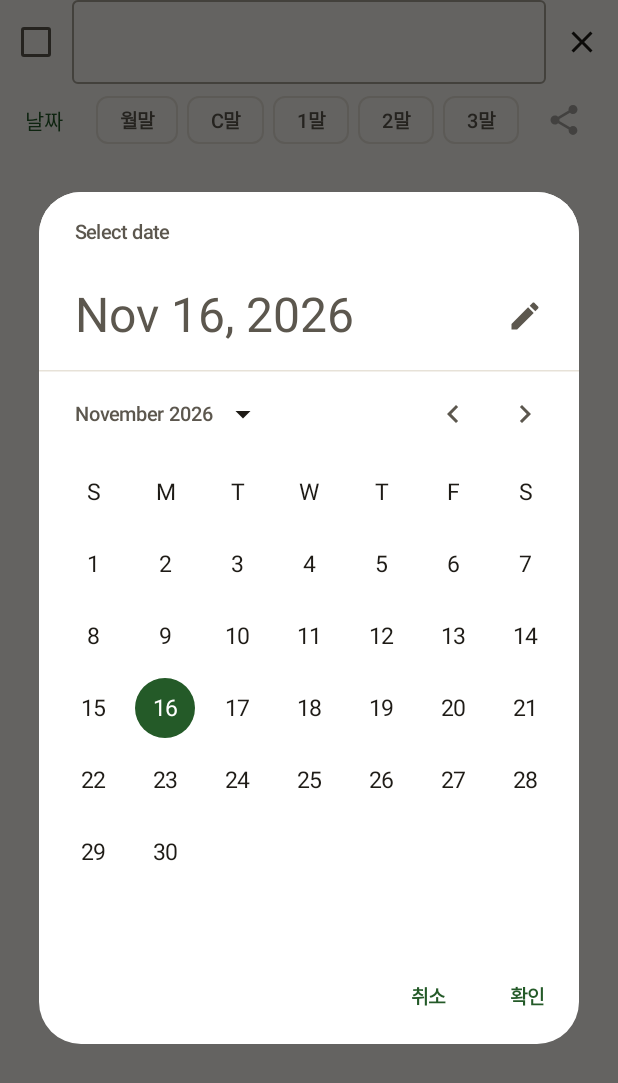
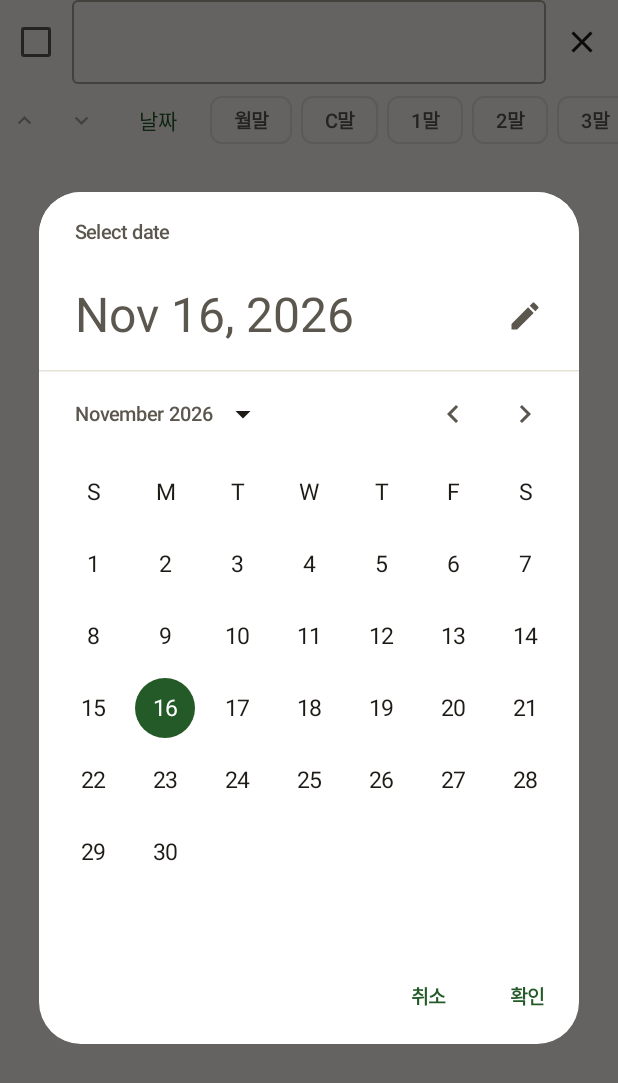
Before and after one commit to yuchoi-bb/Wishlist, an Android app built with Jetpack Compose: the composable SubItemEditor called with empty values, after a tap on "날짜", on a phone screen of 412 x 824 dp. Shown: the top 1083 px of the screen. Run offline under Robolectric (Android 15) with nearby library versions, the phone set to English and light mode, and no system bars.

Commit message:
Move 세부항목 up and down in the editor
The order steps are stored in is the order the table shows them under their
항목, and until now it was only the order they happened to be typed in. ↑ and ↓
on each row in the editor change it, on both the web and the phone.

Arrows grey out at the ends rather than disappearing, so a row keeps its shape
and nothing shifts under the finger mid-reorder.

On Android they ride the second line, which already scrolls sideways: the title
field on the first line keeps its width, which matters more on a phone than the
arrows being one row higher.

Driven in Chromium: moving to the top and back, the end arrows disabled in the
right places, and 저장 writing the new order. Including the case that could
quietly lose work — editing a step's name and then moving it, which holds
because reordering shuffles references and never rebuilds the objects.

Android is CI-verified only; Maven Central still answers 429 to this
environment, so it cannot be compiled here.

Co-Authored-By: Claude Opus 5 <noreply@anthropic.com>
Claude-Session: https://claude.ai/code/session_01PWgKsXKodn6Jy1Tw3ZUNqT

```diff
--- a/app/src/main/java/com/wishlist/app/ui/screens/AddEditItemDialog.kt
+++ b/app/src/main/java/com/wishlist/app/ui/screens/AddEditItemDialog.kt
@@ -21,6 +21,8 @@ import androidx.compose.material.icons.Icons
 import androidx.compose.material.icons.filled.Add
 import androidx.compose.material.icons.filled.Close
 import androidx.compose.material.icons.filled.Event
+import androidx.compose.material.icons.filled.KeyboardArrowDown
+import androidx.compose.material.icons.filled.KeyboardArrowUp
 import androidx.compose.material.icons.filled.Link
 import androidx.compose.material.icons.filled.Share
 import androidx.compose.material3.AlertDialog
@@ -49,6 +51,7 @@ import androidx.compose.runtime.setValue
 import androidx.compose.ui.Alignment
 import androidx.compose.ui.Modifier
 import androidx.compose.ui.graphics.Color
+import androidx.compose.ui.graphics.vector.ImageVector
 import androidx.compose.ui.platform.LocalContext
 import androidx.compose.ui.text.TextStyle
 import androidx.compose.ui.unit.dp
@@ -115,6 +118,9 @@ fun AddEditItemDialog(
     }
     var newSubItemTitle by remember { mutableStateOf("") }
     var showLinkPicker by remember { mutableStateOf(false) }
+
+    /** Remove-then-insert, which is how a snapshot list is reordered in place. */
+    val moveSubItem: (Int, Int) -> Unit = { from, to -> subItems.add(to, subItems.removeAt(from)) }
 
     /** Setting the 항목's date also fills in any 세부항목 that still has none. */
     val setItemEndDate: (Long?) -> Unit = { value ->
@@ -258,6 +264,14 @@ fun AddEditItemDialog(
                         parentTitle = title,
                         onChange = { subItems[index] = it },
                         onRemove = { subItems.removeAt(index) },
+                        // Stored order is the order the table shows these under their 항목, so
+                        // moving one here moves it everywhere. Null at the ends greys the arrow.
+                        onMoveUp = if (index > 0) ({ moveSubItem(index, index - 1) }) else null,
+                        onMoveDown = if (index < subItems.lastIndex) {
+                            ({ moveSubItem(index, index + 1) })
+                        } else {
+                            null
+                        },
                     )
                 }
                 Row(
@@ -439,6 +453,8 @@ private fun SubItemEditor(
     parentTitle: String,
     onChange: (SubItem) -> Unit,
     onRemove: () -> Unit,
+    onMoveUp: (() -> Unit)?,
+    onMoveDown: (() -> Unit)?,
 ) {
     val context = LocalContext.current
     var showPicker by remember { mutableStateOf(false) }
@@ -468,6 +484,8 @@ private fun SubItemEditor(
             selected = subItem.endDate,
             onSelect = { onChange(subItem.copy(endDate = it)) },
             leadingContent = {
+                MoveButton(Icons.Filled.KeyboardArrowUp, "위로", onMoveUp)
+                MoveButton(Icons.Filled.KeyboardArrowDown, "아래로", onMoveDown)
                 TextButton(onClick = { showPicker = true }) {
                     Text(
                         text = subItem.endDate?.let(::formatDate) ?: "날짜",
@@ -677,3 +695,15 @@ private fun LinkPicker(
         },
     )
 }
+
+/** One of the reorder arrows, shown greyed rather than missing at the ends so the row doesn't jump. */
+@Composable
+private fun MoveButton(icon: ImageVector, label: String, onClick: (() -> Unit)?) {
+    IconButton(
+        onClick = { onClick?.invoke() },
+        enabled = onClick != null,
+        modifier = Modifier.size(32.dp),
+    ) {
+        Icon(icon, contentDescription = label, modifier = Modifier.size(18.dp))
+    }
+}
```
Also changed, not shown: 3 other files.
